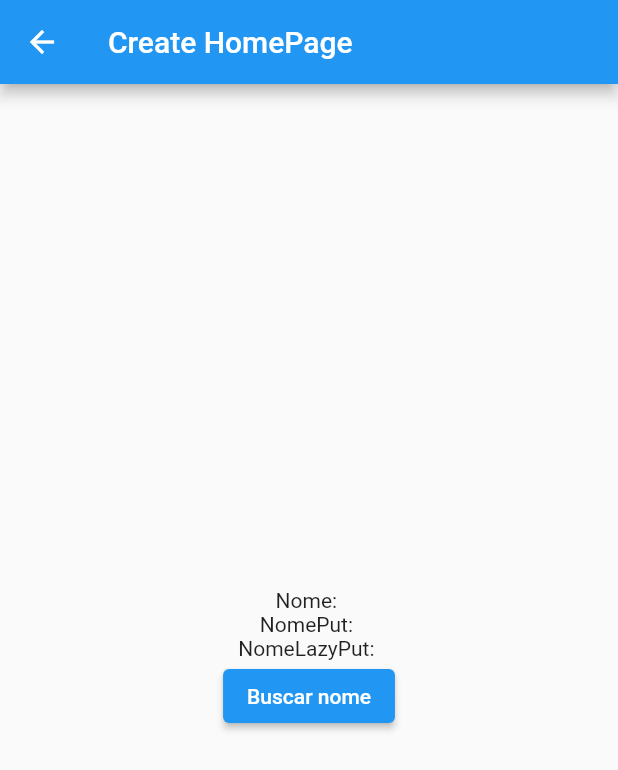
After one commit to dariopmaciel/get_dependencias, a Flutter app: the CreateHomePage screen opened by its route, on a phone screen of 412 x 824 dp. The commit adds this screen. Shown: the top 770 px of the screen. Run offline on Flutter 3.47's test engine with Material 3 defaults, Android fonts, the phone set to English and light mode, and no system bars; our stand-ins replace get, shared_preferences; accounts and stored records are empty.

Commit message:
diferença entre create, put e lazyput

```diff
--- a/lib/main.dart
+++ b/lib/main.dart
@@ -2,6 +2,7 @@ import 'package:flutter/material.dart';
 import 'package:get/get.dart';
 import 'package:get_dependencias/pages/basico/basico_home_page.dart';
 import 'package:get_dependencias/pages/home_page.dart';
+import 'package:get_dependencias/pages/metodos/create/create_home_page.dart';
 import 'package:get_dependencias/pages/metodos/lazyPut/lazy_put_page.dart';
 import 'package:get_dependencias/pages/metodos/metodos_home_page.dart';
 import 'package:get_dependencias/pages/metodos/put/put_page.dart';
@@ -31,7 +32,8 @@ class MyApp extends StatelessWidget {
             children: [
               GetPage(name: '/put', page: () => const PutPage()),
               GetPage(name: '/lazy', page: () => LazyPutPage()),
-              GetPage(name: '/putAsync', page: () =>  PutAsyncPage()),
+              GetPage(name: '/putAsync', page: () => PutAsyncPage()),
+              GetPage(name: '/create', page: () =>  CreateHomePage()),
             ]),
       ],
     );
--- /dev/null
+++ b/lib/pages/metodos/create/create_controller.dart
@@ -0,0 +1,6 @@
+class CreateController {
+  final nome = DateTime.now().toIso8601String();
+  CreateController() {
+    print("Criando instancia de createController");
+  }
+}
--- /dev/null
+++ b/lib/pages/metodos/create/create_home_page.dart
@@ -0,0 +1,50 @@
+import 'package:flutter/material.dart';
+import 'package:get/get.dart';
+import 'package:get_dependencias/pages/metodos/create/create_controller.dart';
+
+class CreateHomePage extends StatefulWidget {
+  CreateHomePage({super.key}) : super() {
+    //! CRIA UMA NOVA INSTANCIA PARA CADA VEZ QUE É INVOCADO
+    Get.create(() => CreateController());
+    //! CRIA INSTANCIA 1X SÓ, RETORNADO A INSTANCIA QUE JÁ ESTÁ CRIADA
+    Get.put(CreateController(), tag: 'put');
+    Get.lazyPut(() => CreateController(), tag: 'lazy');
+  }
+
+  @override
+  State<CreateHomePage> createState() => _CreateHomePageState();
+}
+
+class _CreateHomePageState extends State<CreateHomePage> {
+  String nome = '';
+  String nomePut = '';
+  String nomeLazyPut = '';
+
+  @override
+  Widget build(BuildContext context) {
+    return Scaffold(
+      appBar: AppBar(
+        title: const Text('Create HomePage'),
+      ),
+      body: Center(
+        child: Column(
+          mainAxisAlignment: MainAxisAlignment.center,
+          children: [
+            Text('Nome: $nome'),
+            Text('NomePut: $nomePut'),
+            Text('NomeLazyPut: $nomeLazyPut'),
+            ElevatedButton(
+                onPressed: () {
+                  setState(() {
+                    nome = Get.find<CreateController>().nome;
+                    nomePut = Get.find<CreateController>(tag: 'put').nome;
+                    nomeLazyPut = Get.find<CreateController>(tag: 'lazy').nome;
+                  });
+                },
+                child: const Text("Buscar nome")),
+          ],
+        ),
+      ),
+    );
+  }
+}
--- a/lib/pages/metodos/metodos_home_page.dart
+++ b/lib/pages/metodos/metodos_home_page.dart
@@ -33,6 +33,13 @@ class MetodosHomePage extends StatelessWidget {
               },
               child: const Text("Put Async"),
             ),
+             ElevatedButton(
+              onPressed: () {
+                // Get.to(() => const BasicoHomePage());
+                Navigator.of(context).pushNamed('/metodos/create');
+              },
+              child: const Text("Create"),
+            ),
           ],
         ),
       ),
```
